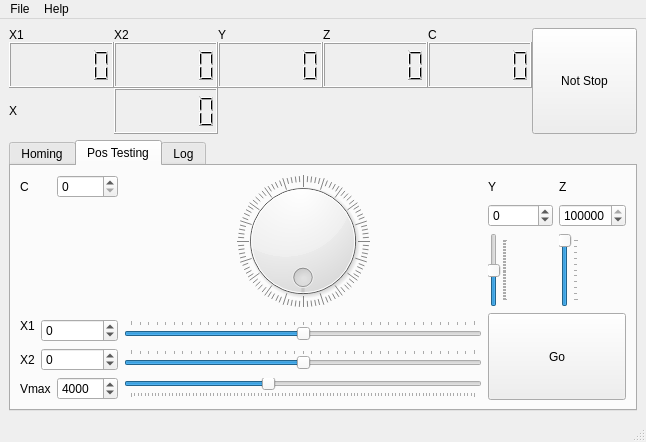
Qt form Gui.ui (gxurma/PythonCanSteering) before a commit.
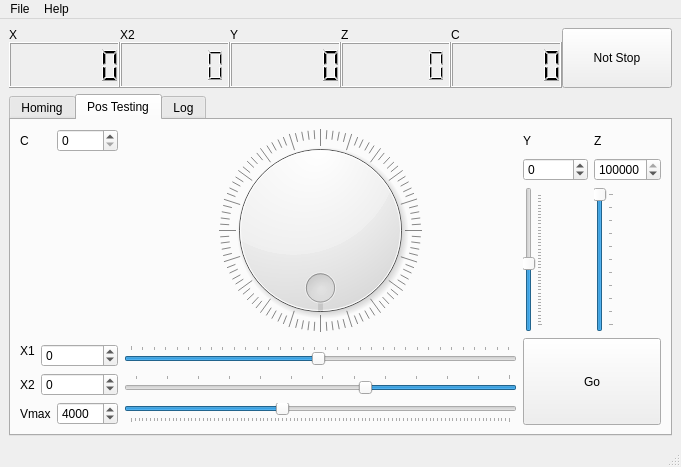
The same form after that commit. The open tabs and pages were chosen to show the change.

Commit message: tried and corrected pos testing handles on machine

Patch:
```diff
--- a/Gui.ui
+++ b/Gui.ui
@@ -6,8 +6,8 @@
    <rect>
     <x>0</x>
     <y>0</y>
-    <width>606</width>
-    <height>442</height>
+    <width>681</width>
+    <height>467</height>
    </rect>
   </property>
   <property name="windowTitle">
@@ -20,28 +20,6 @@
       <property name="spacing">
        <number>0</number>
       </property>
-      <item row="1" column="0">
-       <widget class="QLCDNumber" name="lcdNumberDROPosX1">
-        <property name="sizePolicy">
-         <sizepolicy hsizetype="Minimum" vsizetype="Preferred">
-          <horstretch>0</horstretch>
-          <verstretch>0</verstretch>
-         </sizepolicy>
-        </property>
-        <property name="minimumSize">
-         <size>
-          <width>0</width>
-          <height>46</height>
-         </size>
-        </property>
-        <property name="numDigits">
-         <number>6</number>
-        </property>
-        <property name="segmentStyle">
-         <enum>QLCDNumber::Filled</enum>
-        </property>
-       </widget>
-      </item>
       <item row="1" column="4">
        <widget class="QLCDNumber" name="lcdNumberDROPosC">
         <property name="sizePolicy">
@@ -130,13 +108,6 @@
         </property>
        </widget>
       </item>
-      <item row="0" column="0">
-       <widget class="QLabel" name="label">
-        <property name="text">
-         <string>X1</string>
-        </property>
-       </widget>
-      </item>
       <item row="0" column="1">
        <widget class="QLabel" name="label_2">
         <property name="text">
@@ -178,7 +149,7 @@
         </property>
        </widget>
       </item>
-      <item row="2" column="1">
+      <item row="1" column="0">
        <widget class="QLCDNumber" name="lcdNumberDROPosX">
         <property name="sizePolicy">
          <sizepolicy hsizetype="Minimum" vsizetype="Preferred">
@@ -200,7 +171,7 @@
         </property>
        </widget>
       </item>
-      <item row="2" column="0">
+      <item row="0" column="0">
        <widget class="QLabel" name="label_6">
         <property name="text">
          <string>X</string>
@@ -607,10 +578,10 @@
         <item row="2" column="4">
          <widget class="QSlider" name="Yset">
           <property name="minimum">
-           <number>-20000</number>
+           <number>-19270</number>
           </property>
           <property name="maximum">
-           <number>20000</number>
+           <number>22100</number>
           </property>
           <property name="pageStep">
            <number>100</number>
@@ -636,10 +607,10 @@
         <item row="6" column="3">
          <widget class="QSlider" name="X2set">
           <property name="minimum">
-           <number>-20000</number>
+           <number>-4640</number>
           </property>
           <property name="maximum">
-           <number>20000</number>
+           <number>7520</number>
           </property>
           <property name="pageStep">
            <number>100</number>
@@ -647,6 +618,9 @@
           <property name="orientation">
            <enum>Qt::Horizontal</enum>
           </property>
+          <property name="invertedAppearance">
+           <bool>true</bool>
+          </property>
           <property name="tickPosition">
            <enum>QSlider::TicksAbove</enum>
           </property>
@@ -761,7 +735,7 @@
         <item row="2" column="5">
          <widget class="QSlider" name="Zset">
           <property name="maximum">
-           <number>105000</number>
+           <number>104000</number>
           </property>
           <property name="pageStep">
            <number>100</number>
@@ -808,6 +782,9 @@
           <property name="sliderPosition">
            <number>0</number>
           </property>
+          <property name="invertedAppearance">
+           <bool>true</bool>
+          </property>
           <property name="wrapping">
            <bool>true</bool>
           </property>
@@ -822,10 +799,10 @@
         <item row="4" column="3" rowspan="2">
          <widget class="QSlider" name="X1set">
           <property name="minimum">
-           <number>-20000</number>
+           <number>-16380</number>
           </property>
           <property name="maximum">
-           <number>20000</number>
+           <number>16680</number>
           </property>
           <property name="pageStep">
            <number>100</number>
@@ -982,8 +959,8 @@
     <rect>
      <x>0</x>
      <y>0</y>
-     <width>606</width>
-     <height>21</height>
+     <width>681</width>
+     <height>22</height>
     </rect>
    </property>
    <widget class="QMenu" name="menuFile">
```
Left out of the diff: 44 changed lines with no effect on the pictures. The commit also changes 2 other files.
